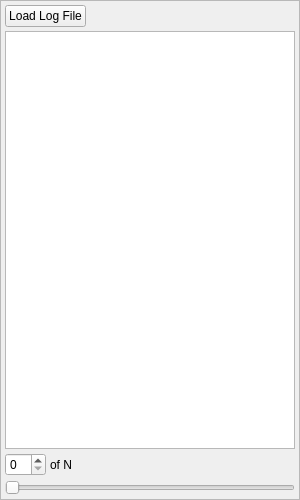
BehaviorTree/Groot, file bt_editor/sidepanel_replay.ui: the form before one commit.
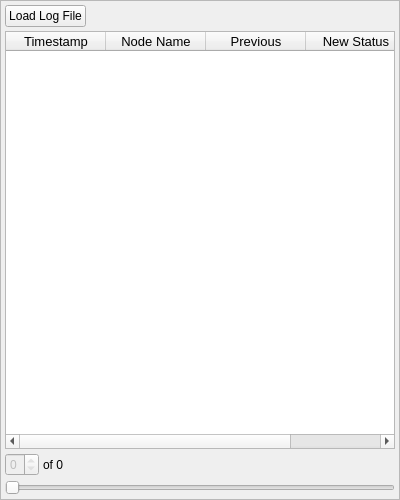
The form after the commit. Icons and pictures are not drawn.

Commit message: working on replay feature

Diff of the .ui file:
```diff
--- a/bt_editor/sidepanel_replay.ui
+++ b/bt_editor/sidepanel_replay.ui
@@ -6,10 +6,15 @@
    <rect>
     <x>0</x>
     <y>0</y>
-    <width>300</width>
+    <width>400</width>
     <height>500</height>
    </rect>
   </property>
+  <property name="font">
+   <font>
+    <pointsize>9</pointsize>
+   </font>
+  </property>
   <property name="windowTitle">
    <string>Frame</string>
   </property>
@@ -60,17 +65,86 @@
     </layout>
    </item>
    <item>
-    <widget class="QTableWidget" name="tableWidget"/>
+    <widget class="QTableWidget" name="tableWidget">
+     <property name="font">
+      <font>
+       <pointsize>8</pointsize>
+      </font>
+     </property>
+     <property name="selectionBehavior">
+      <enum>QAbstractItemView::SelectRows</enum>
+     </property>
+     <attribute name="verticalHeaderVisible">
+      <bool>false</bool>
+     </attribute>
+     <attribute name="verticalHeaderDefaultSectionSize">
+      <number>20</number>
+     </attribute>
+     <attribute name="verticalHeaderMinimumSectionSize">
+      <number>15</number>
+     </attribute>
+     <column>
+      <property name="text">
+       <string>Timestamp</string>
+      </property>
+      <property name="font">
+       <font>
+        <pointsize>10</pointsize>
+       </font>
+      </property>
+     </column>
+     <column>
+      <property name="text">
+       <string>Node Name</string>
+      </property>
+      <property name="font">
+       <font>
+        <pointsize>10</pointsize>
+       </font>
+      </property>
+     </column>
+     <column>
+      <property name="text">
+       <string>Previous</string>
+      </property>
+      <property name="font">
+       <font>
+        <pointsize>10</pointsize>
+        <weight>50</weight>
+        <bold>false</bold>
+       </font>
+      </property>
+     </column>
+     <column>
+      <property name="text">
+       <string>New Status</string>
+      </property>
+      <property name="font">
+       <font>
+        <pointsize>10</pointsize>
+        <weight>50</weight>
+        <bold>false</bold>
+       </font>
+      </property>
+     </column>
+    </widget>
    </item>
    <item>
     <layout class="QHBoxLayout" name="horizontalLayout">
      <item>
-      <widget class="QSpinBox" name="spinBox"/>
+      <widget class="QSpinBox" name="spinBox">
+       <property name="enabled">
+        <bool>false</bool>
+       </property>
+       <property name="maximum">
+        <number>0</number>
+       </property>
+      </widget>
      </item>
      <item>
       <widget class="QLabel" name="label">
        <property name="text">
-        <string>of N</string>
+        <string>of 0</string>
        </property>
       </widget>
      </item>
@@ -89,6 +163,9 @@
      </item>
      <item>
       <widget class="QPushButton" name="pushButtonPlay">
+       <property name="enabled">
+        <bool>false</bool>
+       </property>
        <property name="maximumSize">
         <size>
          <width>36</width>
@@ -126,6 +203,15 @@
    </item>
    <item>
     <widget class="QSlider" name="timeSlider">
+     <property name="enabled">
+      <bool>false</bool>
+     </property>
+     <property name="maximum">
+      <number>0</number>
+     </property>
+     <property name="pageStep">
+      <number>10</number>
+     </property>
      <property name="orientation">
       <enum>Qt::Horizontal</enum>
      </property>
```
The commit also changes 8 other files.
